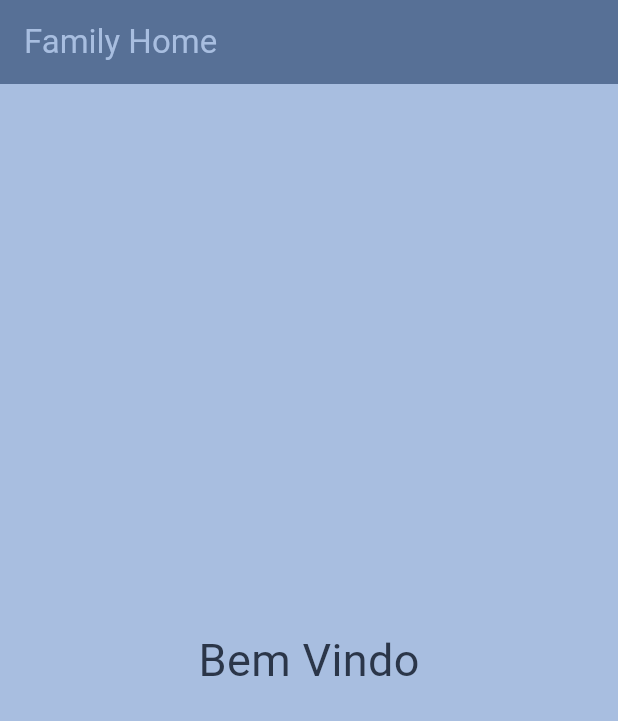
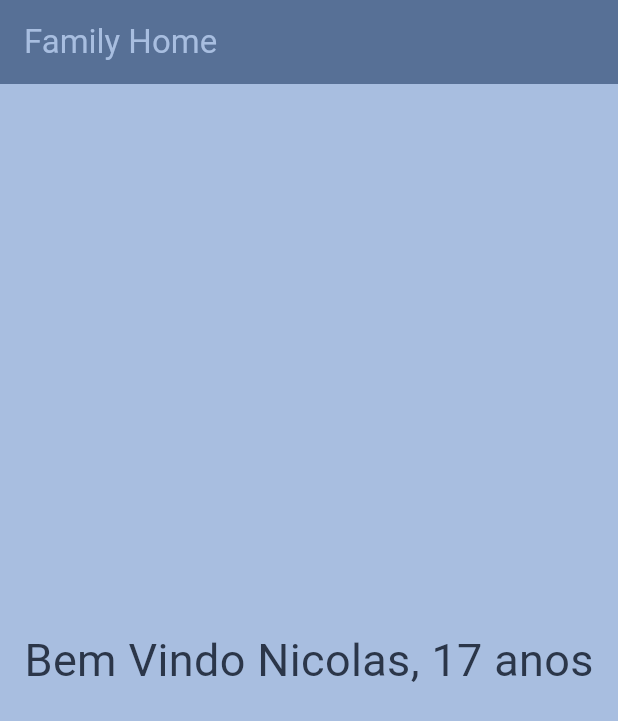
Before and after one commit to NicolasKLange/App-Family-Home, a Flutter app: the screen it shows after launch, on a phone screen of 412 x 824 dp. Shown: the top 721 px of the screen. Run offline on Flutter 3.47's test engine with Material 3 defaults, Android fonts, the light colour scheme and no system bars.

Commit message:
Testando Widgets

```diff
--- a/lib/main.dart
+++ b/lib/main.dart
@@ -4,8 +4,16 @@ void main() {
   runApp(const MyApp());
 }
 
-class MyApp extends StatelessWidget {
+class MyApp extends StatefulWidget {
+  final String nome = 'Nicolas';
   const MyApp({super.key});
+
+  @override
+  State<MyApp> createState() => _MyAppState();
+}
+
+class _MyAppState extends State<MyApp> {
+  int idade = 17;
 
   @override
   Widget build(BuildContext context) {
@@ -21,10 +29,17 @@ class MyApp extends StatelessWidget {
             ),
           ),
         ),
-        body: const Center(
-          child: Text(
-            'Bem Vindo',
-            style: TextStyle(color: Color(0xFF2B3649), fontSize: 30),
+        body: GestureDetector(
+          onTap: () {
+            setState(() {
+              idade = idade + 1;
+            });
+          },
+          child: Center(
+            child: Text(
+              'Bem Vindo ${widget.nome}, $idade anos',
+              style: const TextStyle(color: Color(0xFF2B3649), fontSize: 30),
+            ),
           ),
         ),
       ),
```
Also changed, not shown: lib/home/home.dart (added), lib/login/login.dart (added).
